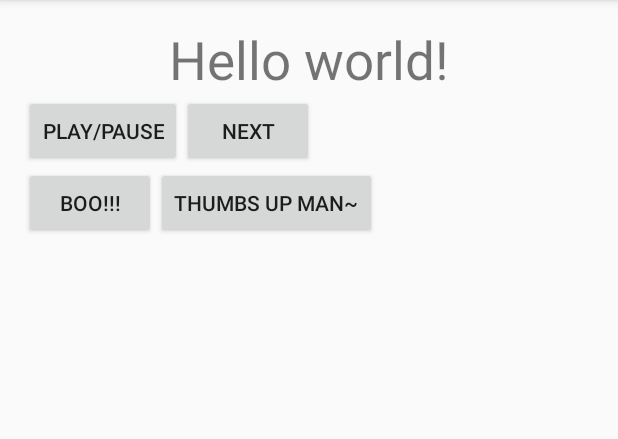
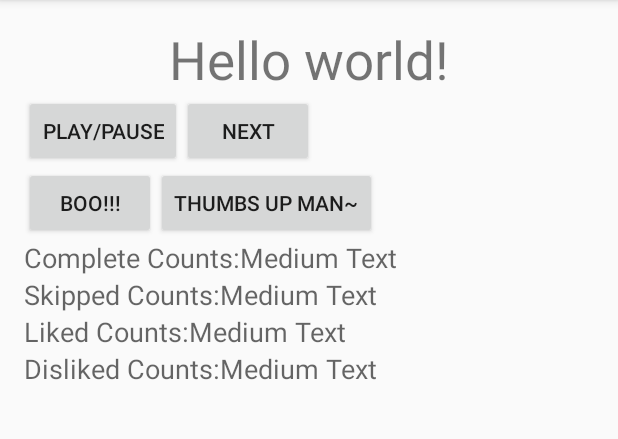
Before and after one commit to xuatz/XMPv2, an Android app: the screen it shows after launch (MainActivity), on a phone screen of 412 x 824 dp, the part 84-523 px from its top. Run offline under Robolectric (Android 15) with nearby library versions, the phone set to English and light mode, and no system bars; libraries missing offline, so code that uses them is left out: io.realm; 8 statements that could not run were skipped.

Commit message:
public release v0.0.2 - completely implemented basic notification functionalities (play, skip, dismiss) as well as auto hiding when activity visible - added basic song stats for currently playing song

```diff
--- a/app/src/main/AndroidManifest.xml
+++ b/app/src/main/AndroidManifest.xml
@@ -14,10 +14,10 @@
         android:theme="@style/AppTheme" >
         <activity
             android:name="MainActivity"
+            android:launchMode="singleTop"
             android:label="@string/app_name" >
             <intent-filter>
                 <action android:name="android.intent.action.MAIN" />
-
                 <category android:name="android.intent.category.LAUNCHER" />
             </intent-filter>
         </activity>
--- a/app/src/main/java/com/xuatzsolutions/xuatzmediaplayer2/MainActivity.java
+++ b/app/src/main/java/com/xuatzsolutions/xuatzmediaplayer2/MainActivity.java
@@ -21,6 +21,7 @@ import android.widget.Toast;
 
 import com.xuatzsolutions.xuatzmediaplayer2.HelperClasses.MySongManager;
 import com.xuatzsolutions.xuatzmediaplayer2.Models.Track;
+import com.xuatzsolutions.xuatzmediaplayer2.Models.TrackStats;
 import com.xuatzsolutions.xuatzmediaplayer2.Services.MediaPlayerService;
 
 import io.realm.Realm;
@@ -37,6 +38,7 @@ public class MainActivity extends Activity {
 
     MediaPlayerService mService;
     boolean mBound = false;
+    boolean isActivityVisible = false;
 
     Realm realm = null;
 
@@ -44,6 +46,13 @@ public class MainActivity extends Activity {
     private IntentFilter intentFilter;
 
     private TextView tvCurrentTrackTitle;
+    private TextView tvCurrentTrackComCount;
+    private TextView tvCurrentTrackSkipCount;
+    private TextView tvCurrentTrackSelectCount;
+    private TextView tvCurrentTrackLikeCount;
+    private TextView tvCurrentTrackDislikeCount;
+
+
     private Button btnPlayPause;
     private Button btnNext;
     private Button btnLiked;
@@ -58,6 +67,11 @@ public class MainActivity extends Activity {
         realm = Realm.getInstance(MainActivity.this);
 
         tvCurrentTrackTitle = (TextView) findViewById(R.id.tv_current_song_title);
+        tvCurrentTrackComCount = (TextView) findViewById(R.id.tvCurrentTrackComCount);
+        tvCurrentTrackSkipCount = (TextView) findViewById(R.id.tvCurrentTrackSkipCount);
+        //tvCurrentTrackSelectCount = (TextView) findViewById(R.id.tvCurrentTrackSelectCount);
+        tvCurrentTrackLikeCount = (TextView) findViewById(R.id.tvCurrentTrackLikeCount);
+        tvCurrentTrackDislikeCount = (TextView) findViewById(R.id.tvCurrentTrackDislikeCount);
 
         mReceiver = new BroadcastReceiver() {
             @Override
@@ -67,8 +81,7 @@ public class MainActivity extends Activity {
                         Log.d(TAG, "onReceive() INTENT_MP_READY");
 
                         if (mService.getCurrentTrack() != null) {
-                            //updateScreenAndRemoveNotiIfVisible();
-                            updateScreen();
+                            updateScreenAndNotification();
                         }
 
                         break;
@@ -139,7 +152,6 @@ public class MainActivity extends Activity {
         super.onStart();
 
         initService();
-
         new PopulateSongLibrary().execute();
     }
 
@@ -147,12 +159,14 @@ public class MainActivity extends Activity {
     protected void onResume() {
         super.onResume();
 
+        isActivityVisible = true;
+
         this.registerReceiver(mReceiver, intentFilter);
 
         Log.d(TAG, "mBound: " + mBound);
         if (mBound) {
             if (mService.isPlaying()) {
-                updateScreen();
+                updateScreenAndNotification();
             }
         }
     }
@@ -160,6 +174,64 @@ public class MainActivity extends Activity {
     @Override
     protected void onPause() {
         super.onPause();
+        isActivityVisible = false;
+        updateScreenAndNotification();
+    }
+
+    private void updateScreenAndNotification() {
+        Log.d(TAG, "updateScreenAndNotification()");
+
+        if (mService != null) {
+            if (mService.isPlaying()) {
+                if (isActivityVisible) {
+                    mService.cancelNotification();
+                } else {
+                    mService.showNotification();
+                }
+            }
+
+            if (mService.getCurrentTrack() != null) {
+
+
+                RealmResults<TrackStats> res =
+                        realm.where(TrackStats.class)
+                                .equalTo("title", mService.getCurrentTrack().getTitle())
+                                .findAll();
+
+                Log.d(TAG, "Kaypoh:res.size(): " + res.size());
+
+                int completed = 0, skipped = 0, selected = 0, liked= 0, disliked = 0;
+
+                for (TrackStats ts : res) {
+                    switch (ts.getType()) {
+                        case TrackStats.SONG_COMPLETED:
+                            completed++;
+                            break;
+                        case TrackStats.SONG_SKIPPED:
+                            skipped++;
+                            break;
+                        case TrackStats.SONG_SELECTED:
+                            selected++;
+                            break;
+                        case TrackStats.SONG_LIKED:
+                            liked++;
+                            break;
+                        case TrackStats.SONG_DISLIKED:
+                            disliked++;
+                            break;
+                    }
+                }
+
+                tvCurrentTrackTitle.setText(mService.getCurrentTrack().getTitle());
+
+                tvCurrentTrackComCount.setText(""+completed);
+                tvCurrentTrackSkipCount.setText(""+skipped);
+                //tvCurrentTrackSelectCount.setText(selected);
+                tvCurrentTrackLikeCount.setText(""+liked);
+                tvCurrentTrackDislikeCount.setText(""+disliked);
+
+            }
+        }
     }
 
     @Override
@@ -198,7 +270,7 @@ public class MainActivity extends Activity {
             if (!mService.isPlaying()) {
                 mService.prepNextSong();
             } else {
-                updateScreen();
+                updateScreenAndNotification();
             }
         }
 
@@ -229,12 +301,6 @@ public class MainActivity extends Activity {
         }
 
         return super.onOptionsItemSelected(item);
-    }
-
-    private void updateScreen() {
-        Log.d(TAG, "updateScreen()");
-
-        tvCurrentTrackTitle.setText(mService.getCurrentTrack().getTitle());
     }
 
     private class PopulateSongLibrary extends AsyncTask<Void, Void, Void> {
--- a/app/src/main/res/layout/activity_main.xml
+++ b/app/src/main/res/layout/activity_main.xml
@@ -44,4 +44,76 @@
         android:layout_below="@+id/btn_play_pause"
         android:layout_alignParentStart="true" />
 
+    <TextView
+        android:layout_width="wrap_content"
+        android:layout_height="wrap_content"
+        android:textAppearance="?android:attr/textAppearanceMedium"
+        android:text="Complete Counts:"
+        android:id="@+id/textView"
+        android:layout_below="@+id/btn_like"
+        android:layout_alignParentStart="true" />
+
+    <TextView
+        android:layout_width="wrap_content"
+        android:layout_height="wrap_content"
+        android:textAppearance="?android:attr/textAppearanceMedium"
+        android:text="Skipped Counts:"
+        android:id="@+id/textView2"
+        android:layout_below="@+id/textView"
+        android:layout_alignParentStart="true" />
+
+    <TextView
+        android:layout_width="wrap_content"
+        android:layout_height="wrap_content"
+        android:textAppearance="?android:attr/textAppearanceMedium"
+        android:text="Liked Counts:"
+        android:id="@+id/textView3"
+        android:layout_below="@+id/textView2"
+        android:layout_alignParentStart="true" />
+
+    <TextView
+        android:layout_width="wrap_content"
+        android:layout_height="wrap_content"
+        android:textAppearance="?android:attr/textAppearanceMedium"
+        android:text="Disliked Counts:"
+        android:id="@+id/textView4"
+        android:layout_below="@+id/textView3"
+        android:layout_alignParentStart="true" />
+
+    <TextView
+        android:layout_width="wrap_content"
+        android:layout_height="wrap_content"
+        android:textAppearance="?android:attr/textAppearanceMedium"
+        android:text="Medium Text"
+        android:id="@+id/tvCurrentTrackComCount"
+        android:layout_above="@+id/tvCurrentTrackSkipCount"
+        android:layout_toEndOf="@+id/textView" />
+
+    <TextView
+        android:layout_width="wrap_content"
+        android:layout_height="wrap_content"
+        android:textAppearance="?android:attr/textAppearanceMedium"
+        android:text="Medium Text"
+        android:id="@+id/tvCurrentTrackSkipCount"
+        android:layout_alignTop="@+id/textView2"
+        android:layout_toEndOf="@+id/textView2" />
+
+    <TextView
+        android:layout_width="wrap_content"
+        android:layout_height="wrap_content"
+        android:textAppearance="?android:attr/textAppearanceMedium"
+        android:text="Medium Text"
+        android:id="@+id/tvCurrentTrackLikeCount"
+        android:layout_alignTop="@+id/textView3"
+        android:layout_toEndOf="@+id/textView3" />
+
+    <TextView
+        android:layout_width="wrap_content"
+        android:layout_height="wrap_content"
+        android:textAppearance="?android:attr/textAppearanceMedium"
+        android:text="Medium Text"
+        android:id="@+id/tvCurrentTrackDislikeCount"
+        android:layout_alignTop="@+id/textView4"
+        android:layout_toEndOf="@+id/textView4" />
+
 </RelativeLayout>
```
Also changed, not shown: app/src/main/java/com/xuatzsolutions/xuatzmediaplayer2/Services/MediaPlayerService.java (+24 -26 lines).
